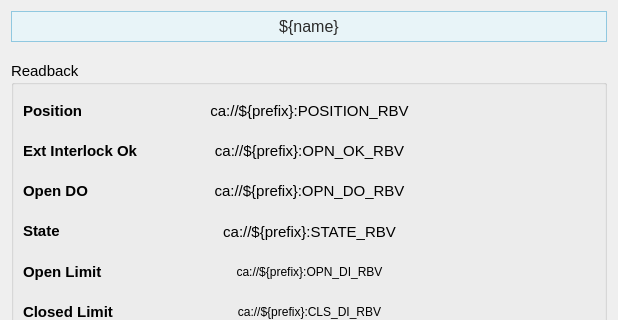
This is pcdswidgets/static_ui/vacuum/valves/VRC_expert.ui in pcdshub/pcdswidgets as Qt 5 draws it before an edit; both pictures show x 0 to 618 and y 0 to 320 of the 618 by 627 pixel window. The edited form follows.
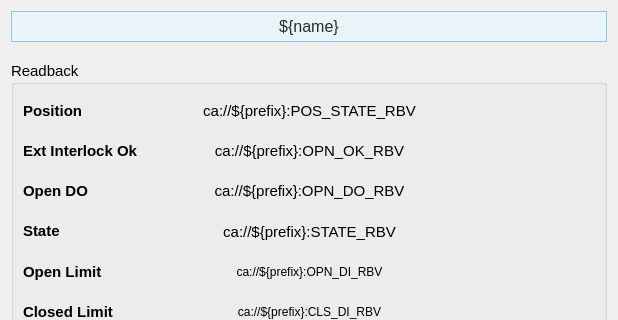
This is the edited form. Custom widgets are drawn as their Qt base class.

What changed in the file:
```diff
--- a/pcdswidgets/static_ui/vacuum/valves/VRC_expert.ui
+++ b/pcdswidgets/static_ui/vacuum/valves/VRC_expert.ui
@@ -211,7 +211,7 @@
              <string/>
             </property>
             <property name="text">
-             <string>ca://${prefix}:POSITION_RBV</string>
+             <string>ca://${prefix}:POS_STATE_RBV</string>
             </property>
             <property name="alignment">
              <set>Qt::AlignCenter</set>
```
Left out of the diff: 2 changed lines with no effect on the pictures.
